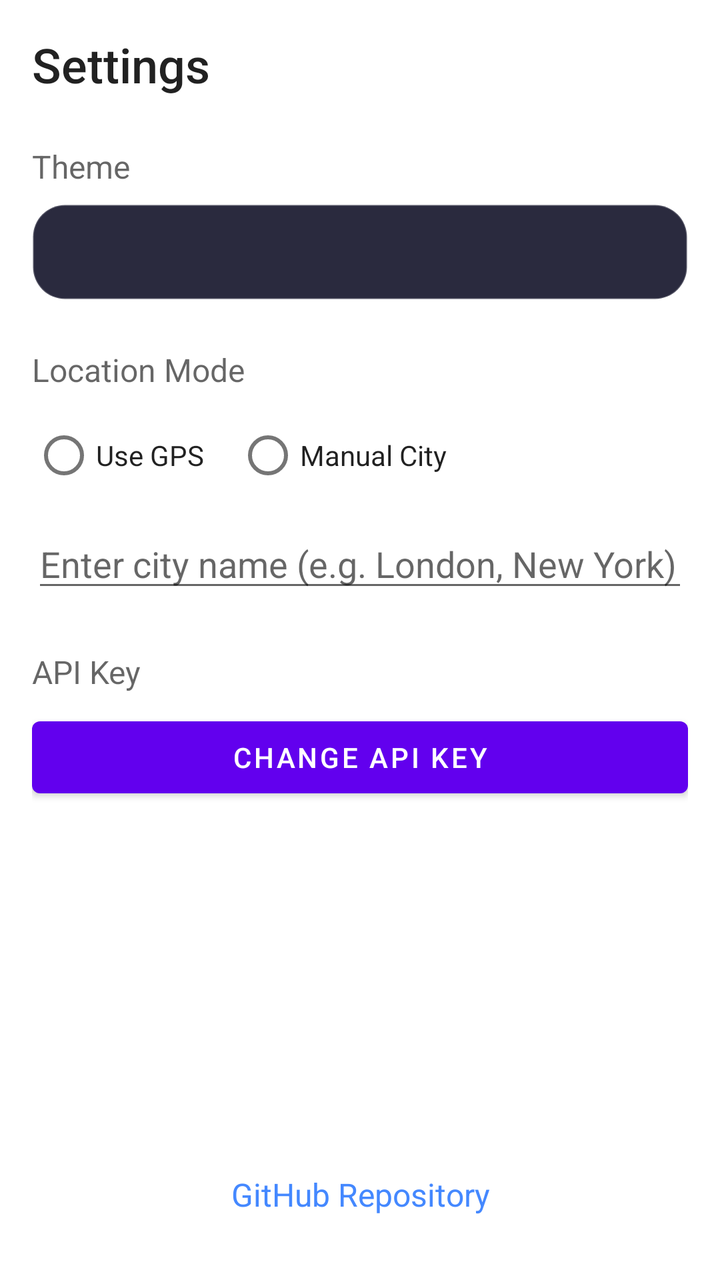
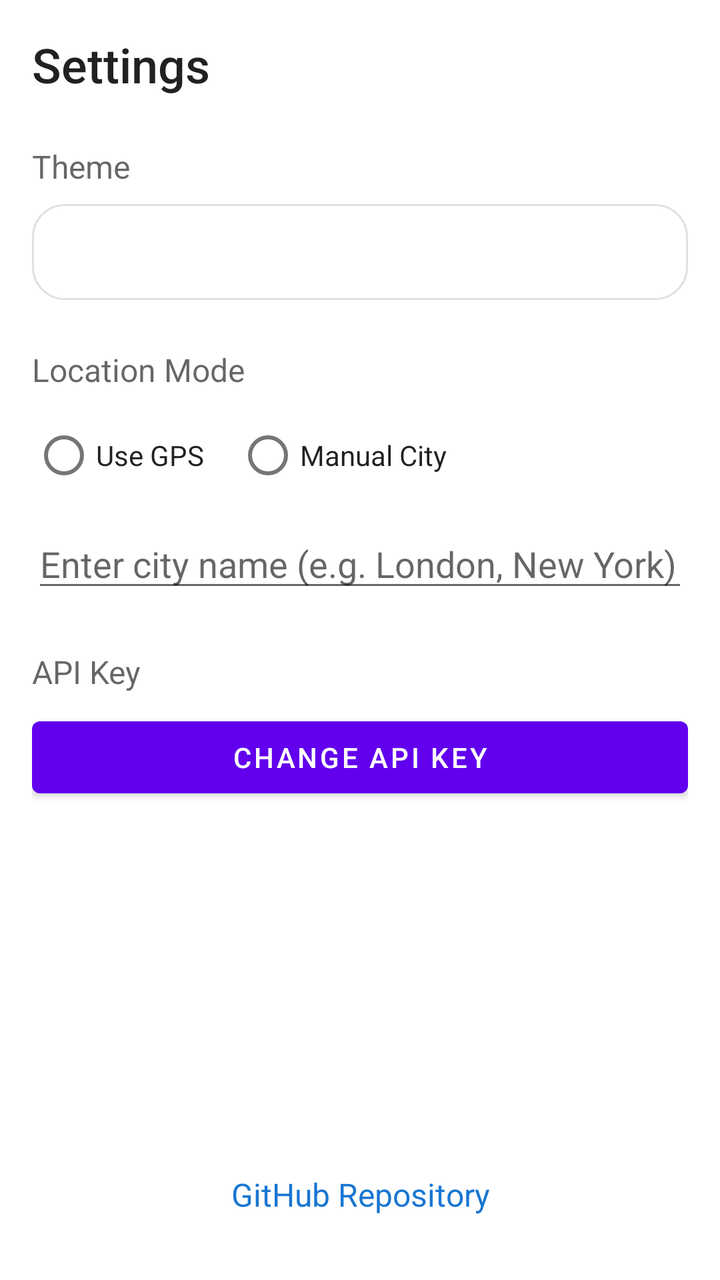

Screens rendered from an Android XML layout before and after an edit, with the pre-edit source and the edit as a unified diff.
<!-- AndroidManifest.xml: application theme Theme.MeteoApp -->
<!-- res/layout/activity_settings.xml -->
<?xml version="1.0" encoding="utf-8"?>
<LinearLayout xmlns:android="http://schemas.android.com/apk/res/android"
    android:layout_width="match_parent"
    android:layout_height="match_parent"
    android:orientation="vertical"
    android:background="?android:attr/colorBackground"
    android:padding="16dp">

    <TextView
        android:layout_width="match_parent"
        android:layout_height="wrap_content"
        android:text="@string/settings"
        android:textSize="24sp"
        android:fontFamily="sans-serif-medium"
        android:textColor="?android:attr/textColorPrimary"
        android:layout_marginBottom="24dp"/>

    
    <TextView
        android:layout_width="match_parent"
        android:layout_height="wrap_content"
        android:text="@string/theme"
        android:textSize="16sp"
        android:textColor="?android:attr/textColorSecondary"
        android:layout_marginBottom="8dp"/>
        
    <Spinner
        android:id="@+id/spinnerTheme"
        android:layout_width="match_parent"
        android:layout_height="48dp"
        android:layout_marginBottom="24dp"
        android:background="@drawable/bg_card_glass" />

    
    <TextView
        android:layout_width="match_parent"
        android:layout_height="wrap_content"
        android:text="@string/location_mode"
        android:textSize="16sp"
        android:textColor="?android:attr/textColorSecondary"
        android:layout_marginBottom="8dp"/>

    <RadioGroup
        android:id="@+id/rgLocationMode"
        android:layout_width="match_parent"
        android:layout_height="wrap_content"
        android:orientation="horizontal"
        android:layout_marginBottom="8dp">

        <RadioButton
            android:id="@+id/rbGps"
            android:layout_width="wrap_content"
            android:layout_height="wrap_content"
            android:text="@string/gps_location"
            android:textColor="?android:attr/textColorPrimary"/>

        <RadioButton
            android:id="@+id/rbManual"
            android:layout_width="wrap_content"
            android:layout_height="wrap_content"
            android:layout_marginStart="16dp"
            android:text="@string/manual_city"
            android:textColor="?android:attr/textColorPrimary"/>
    </RadioGroup>

    <AutoCompleteTextView
        android:id="@+id/etCityName"
        android:layout_width="match_parent"
        android:layout_height="wrap_content"
        android:hint="@string/enter_city_name"
        android:inputType="text"
        android:textColor="?android:attr/textColorPrimary"
        android:completionThreshold="2"
        android:layout_marginBottom="24dp"/>

    
    <TextView
        android:layout_width="match_parent"
        android:layout_height="wrap_content"
        android:text="@string/api_key"
        android:textSize="16sp"
        android:textColor="?android:attr/textColorSecondary"
        android:layout_marginBottom="8dp"/>

    <Button
        android:id="@+id/btnChangeApiKey"
        android:layout_width="match_parent"
        android:layout_height="wrap_content"
        android:text="Change API Key"
        android:layout_marginBottom="32dp"/>

    
    <View
        android:layout_width="match_parent"
        android:layout_height="0dp"
        android:layout_weight="1" />

    
    <TextView
        android:id="@+id/tvGithubLink"
        android:layout_width="match_parent"
        android:layout_height="wrap_content"
        android:text="@string/github_repo"
        android:textSize="16sp"
        android:textColor="#4488FF"
        android:gravity="center"
        android:padding="16dp"
        android:clickable="true"
        android:focusable="true"/>

</LinearLayout>
<!-- resources referenced by this layout -->
<resources>
  <!-- drawable bg_card_glass (drawable) -->
  <?xml version="1.0" encoding="utf-8"?>
  <shape xmlns:android="http://schemas.android.com/apk/res/android"
      android:shape="rectangle">
      <solid android:color="#2A2A3E" />
      <corners android:radius="16dp" />
      <stroke
          android:width="1dp"
          android:color="#33FFFFFF" />
  </shape>
  <string name="api_key">API Key</string>
  <string name="enter_city_name">Enter city name (e.g. London, New York)</string>
  <string name="github_repo">GitHub Repository</string>
  <string name="gps_location">Use GPS</string>
  <string name="location_mode">Location Mode</string>
  <string name="manual_city">Manual City</string>
  <string name="settings">Settings</string>
  <string name="theme">Theme</string>
  <style name="Theme.MeteoApp" parent="Theme.MaterialComponents.DayNight.NoActionBar">
          <item name="android:statusBarColor">#1A1A2E</item>
          <item name="android:navigationBarColor">#1A1A2E</item>
          <item name="android:windowBackground">#1A1A2E</item>
      </style>
</resources>

<!-- the commit's change to res/layout/activity_settings.xml (unified diff, before → after) -->
@@ -102,7 +102,7 @@
         android:layout_height="wrap_content"
         android:text="@string/github_repo"
         android:textSize="16sp"
-        android:textColor="#4488FF"
+        android:textColor="@color/text_accent"
         android:gravity="center"
         android:padding="16dp"
         android:clickable="true"
<!-- resource entries referenced after the edit -->
@@ -1,14 +1,15 @@
 <!-- resources referenced by this layout -->
 <resources>
+  <color name="text_accent">#1976D2</color>
   <!-- drawable bg_card_glass (drawable) -->
   <?xml version="1.0" encoding="utf-8"?>
   <shape xmlns:android="http://schemas.android.com/apk/res/android"
       android:shape="rectangle">
-      <solid android:color="#2A2A3E" />
+      <solid android:color="@color/card_background" />
       <corners android:radius="16dp" />
       <stroke
           android:width="1dp"
-          android:color="#33FFFFFF" />
+          android:color="@color/card_stroke" />
   </shape>
   <string name="api_key">API Key</string>
   <string name="enter_city_name">Enter city name (e.g. London, New York)</string>
@@ -19,9 +20,13 @@
   <string name="settings">Settings</string>
   <string name="theme">Theme</string>
   <style name="Theme.MeteoApp" parent="Theme.MaterialComponents.DayNight.NoActionBar">
-          <item name="android:statusBarColor">#1A1A2E</item>
-          <item name="android:navigationBarColor">#1A1A2E</item>
-          <item name="android:windowBackground">#1A1A2E</item>
+          <item name="android:statusBarColor">@color/status_bar</item>
+          <item name="android:navigationBarColor">@color/status_bar</item>
+          <item name="android:windowBackground">@color/window_background</item>
       </style>
+  <color name="card_background">#FFFFFF</color>
+  <color name="card_stroke">#E0E0E0</color>
+  <color name="status_bar">#E0E0E0</color>
+  <color name="window_background">#F5F5F5</color>
 </resources>
 
